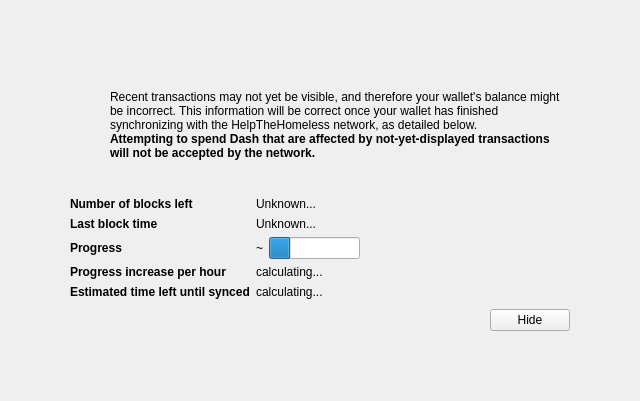
Qt form src/qt/forms/modaloverlay.ui (devilking6105/HTH) before a commit.
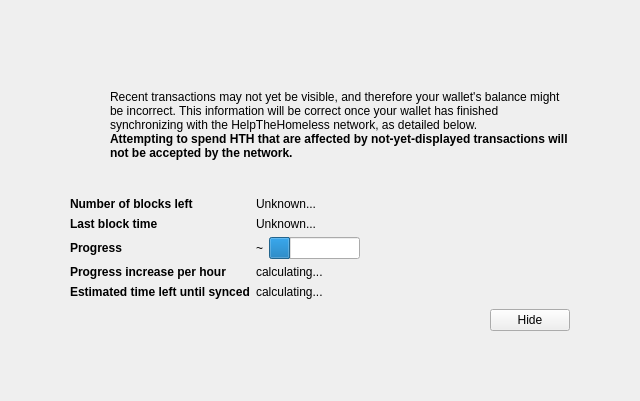
The same form after that commit. Icons and pictures are not drawn. Custom widgets are drawn as their Qt base class.

```diff
--- a/src/qt/forms/modaloverlay.ui
+++ b/src/qt/forms/modaloverlay.ui
@@ -149,7 +149,7 @@
                </property>
                <property name="text">
                 
-                 <string>Attempting to spend Dash that are affected by not-yet-displayed transactions will not be accepted by the network.</string>
+                 <string>Attempting to spend HTH that are affected by not-yet-displayed transactions will not be accepted by the network.</string>
                
                </property>
                <property name="textFormat">
```
